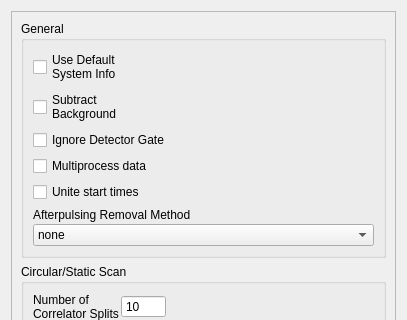
This is gui/optionswindow.ui in Th3Tr00p3r/gSTED-sFCS as Qt 5 draws it before an edit; both pictures show x 0 to 407 and y 0 to 320 of the 407 by 533 pixel window. The edited form follows.
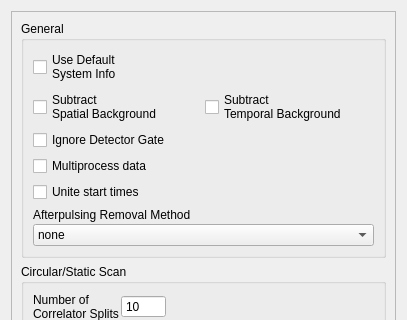
This is the edited form.

Commit message: Change fitting function argument such that it requires the actual function and not its name (unneeded). Change xcorr implementation to scipy (uses FFT algorithm for heuristically-determined long arrays, which is much faster). WIP: Adds feature - subtraction of temporal background correlations (meant to detrend photobleaching), still needs more testing. Raw data dumping is now generally performed in process_data() rather then sometimes in its private submethods.

Patch:
```diff
--- a/gui/optionswindow.ui
+++ b/gui/optionswindow.ui
@@ -44,15 +44,33 @@
           </widget>
          </item>
          <item>
+          <layout class="QHBoxLayout" name="horizontalLayout_8">
+           <property name="spacing">
+            <number>2</number>
+           </property>
+           <item>
           <widget class="QCheckBox" name="subtractBgCorr">
            <property name="toolTip">
             <string>Subtract spatial correlations from the section/file scan.</string>
            </property>
            <property name="text">
             <string>Subtract
-Background</string>
-           </property>
-          </widget>
+Spatial Background</string>
+             </property>
+            </widget>
+           </item>
+           <item>
+            <widget class="QCheckBox" name="subtractTemporalBgCorr">
+             <property name="toolTip">
+              <string>Subtract spatial correlations from the section/file scan.</string>
+             </property>
+             <property name="text">
+              <string>Subtract
+Temporal Background </string>
+             </property>
+            </widget>
+           </item>
+          </layout>
          </item>
          <item>
           <widget class="QCheckBox" name="ignoreHardGate">
```
Lines whose indentation alone changed are shown as unchanged. The commit also changes 6 other files.
